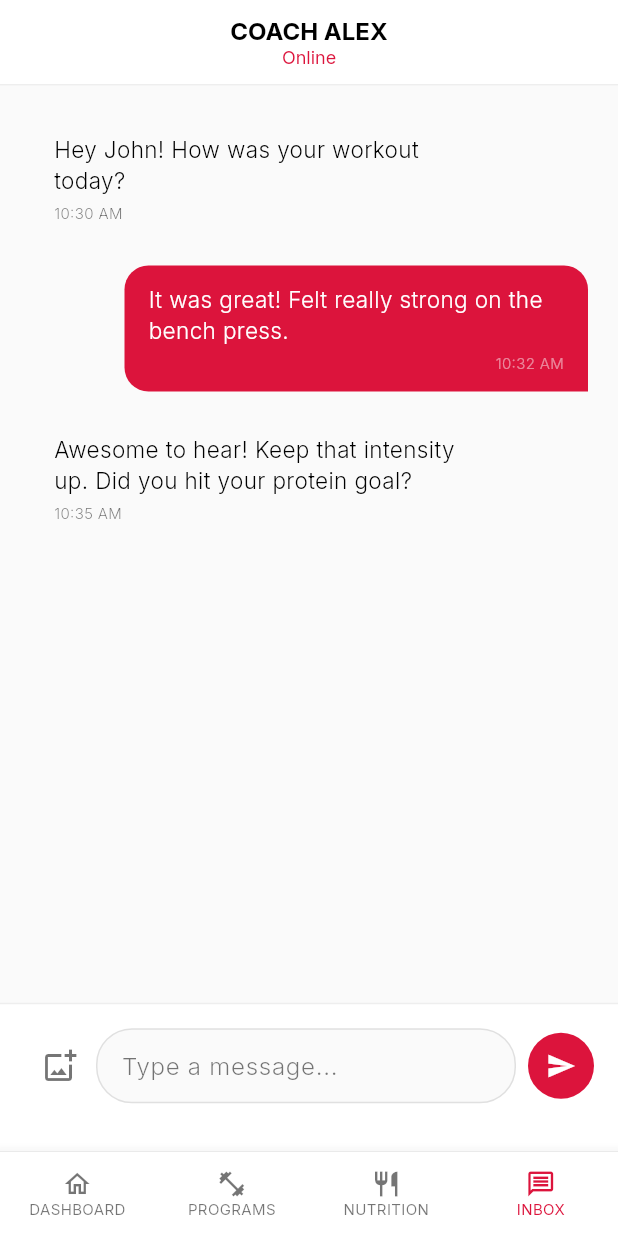
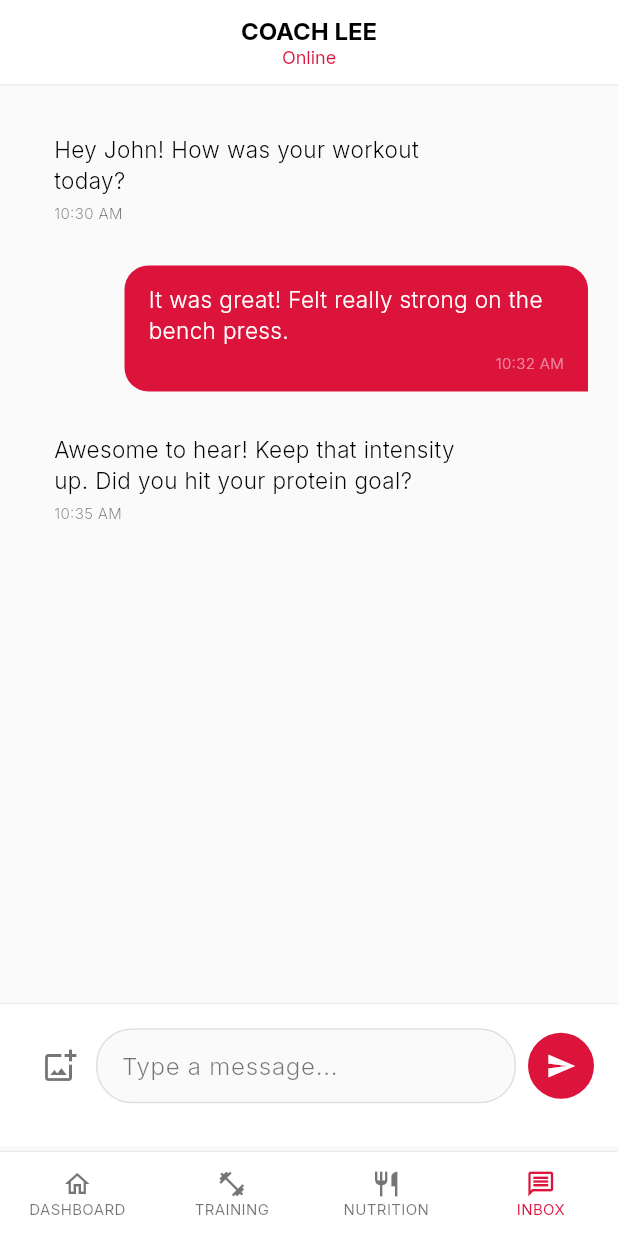
Before and after one commit to Ishanrevolake/delloFitness, a Flutter app: the MainNavigationScreen screen opened directly, item 4 of the bottom bar chosen, on a phone screen of 412 x 824 dp. Run offline on Flutter 3.47's test engine with Material 3 defaults, Android fonts, the phone set to English and light mode, and no system bars; our stand-ins replace fl_chart, google_fonts, table_calendar; accounts and stored records are empty; network calls fail.

Commit message:
Update bell icon with red dot, change coach name to Lee, and rename Programs nav tab to Training

```diff
--- a/lib/main.dart
+++ b/lib/main.dart
@@ -94,7 +94,7 @@ class _MainNavigationScreenState extends State<MainNavigationScreen> {
               ]
             : [
                 const BottomNavigationBarItem(icon: Icon(Icons.home_outlined), label: 'DASHBOARD'),
-                const BottomNavigationBarItem(icon: Icon(Icons.fitness_center_outlined), label: 'PROGRAMS'),
+                const BottomNavigationBarItem(icon: Icon(Icons.fitness_center_outlined), label: 'TRAINING'),
                 const BottomNavigationBarItem(icon: Icon(Icons.restaurant_outlined), label: 'NUTRITION'),
                 const BottomNavigationBarItem(icon: Icon(Icons.message_outlined), label: 'INBOX'),
               ],
--- a/lib/screens/communication/chat_screen.dart
+++ b/lib/screens/communication/chat_screen.dart
@@ -47,7 +47,7 @@ class _ChatScreenState extends State<ChatScreen> {
       appBar: AppBar(
         title: const Column(
           children: [
-            Text('COACH ALEX', style: TextStyle(fontSize: 16, fontWeight: FontWeight.bold, color: Colors.black)),
+            Text('COACH LEE', style: TextStyle(fontSize: 16, fontWeight: FontWeight.bold, color: Colors.black)),
             Text('Online', style: TextStyle(fontSize: 12, color: Color(0xFFDC143C))),
           ],
         ),
```
Also changed, not shown: lib/screens/client_view/client_dashboard_screen.dart (+19 -3 lines).
